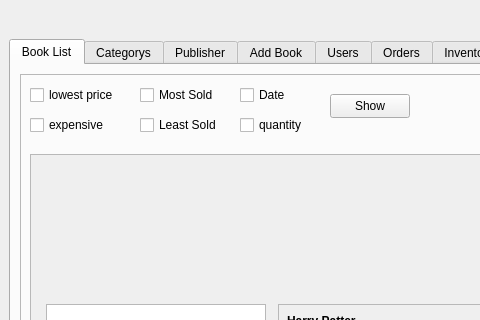
Old version of the form admin_panel.ui in the repository norouzy/online-book-store; both pictures show x 0 to 480 and y 0 to 320 of the 895 by 648 pixel window.
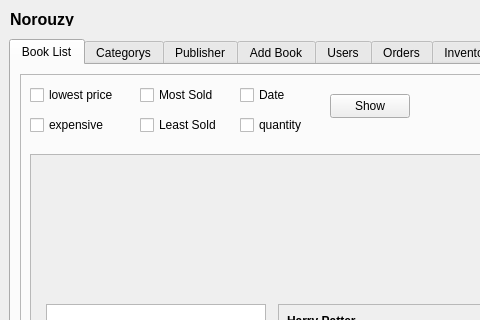
New version of the form. The open tabs and pages were chosen to show the change.

Commit message: add username title in ui

What changed in the file:
```diff
--- a/admin_panel.ui
+++ b/admin_panel.ui
@@ -1750,6 +1750,19 @@
      <string>Log out</string>
     </property>
    </widget>
+   <widget class="QLabel" name="label_login_username">
+    <property name="geometry">
+     <rect>
+      <x>10</x>
+      <y>10</y>
+      <width>201</width>
+      <height>16</height>
+     </rect>
+    </property>
+    <property name="text">
+     <string>&lt;html&gt;&lt;head/&gt;&lt;body&gt;&lt;p&gt;&lt;span style=&quot; font-size:12pt; font-weight:600;&quot;&gt;Norouzy&lt;/span&gt;&lt;/p&gt;&lt;/body&gt;&lt;/html&gt;</string>
+    </property>
+   </widget>
   </widget>
  </widget>
  <resources/>
```
Left out of the diff: 2 changed lines with no effect on the pictures.
